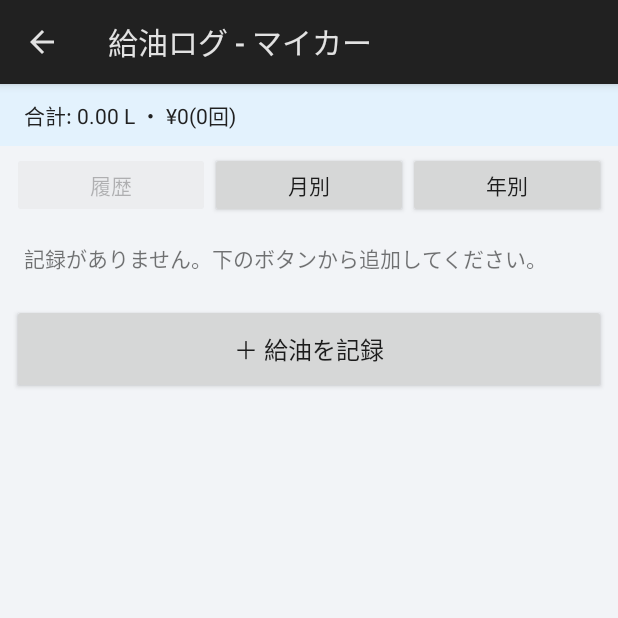
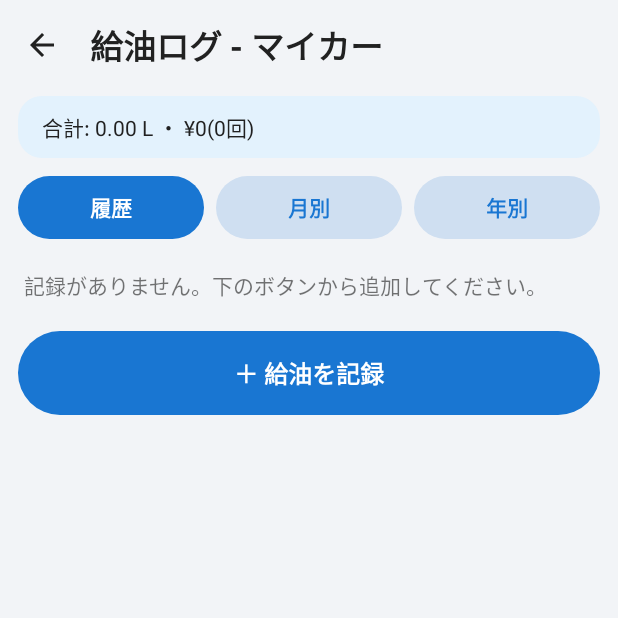
Before and after one commit to JunMuraKami/MyCarLog, an Android app: the screen it shows after launch (LogActivity), after a tap on "給油", on a phone screen of 412 x 824 dp, the top half of it. Run offline under Robolectric (Android 15) with nearby library versions, the phone set to English and light mode, and no system bars.

Commit message:
Modern flat UI: header without action bar, rounded cards, pill buttons
Co-Authored-By: Claude Sonnet 5.5 <noreply@anthropic.com>

```diff
--- a/app/src/main/java/jp/mycarlog/app/AppTheme.java
+++ b/app/src/main/java/jp/mycarlog/app/AppTheme.java
@@ -9,6 +9,10 @@ final class AppTheme {
         final String id, name;
         final boolean dark;
         final int bg, card, text, gray, red, orange, accent, accentBg, redBg, orangeBg, bar;
+
+        int onAccent() { return luminance(accent) > 0.6 ? 0xFF10151C : 0xFFFFFFFF; }
+
+        int tonal() { return blend(accent, bg, 0.16f); }
 
         Pal(String id, String name, boolean dark, int bg, int card, int text, int gray,
             int red, int orange, int accent, int accentBg, int redBg, int orangeBg, int bar) {
@@ -29,10 +33,22 @@ final class AppTheme {
         new Pal("green", "グリーン", false, 0xFFECF4ED, 0xFFFFFFFF, 0xFF1B2A1C, 0xFF566657,
                 0xFFD32F2F, 0xFFEF6C00, 0xFF2E7D32, 0xFFDCEFDD, 0xFFFDECEA, 0xFFFFF3E0, 0xFF2E7D32),
         new Pal("sport", "スポーツ", true, 0xFF14100F, 0xFF241B1A, 0xFFF2E9E7, 0xFFB09E9B,
-                0xFFFF5252, 0xFFFFB74D, 0xFFFF8A80, 0xFF3A1F1D, 0xFF3A1717, 0xFF352814, 0xFFB71C1C),
+                0xFFFF5252, 0xFFFFB74D, 0xFFE53935, 0xFF3A1F1D, 0xFF3A1717, 0xFF352814, 0xFFB71C1C),
     };
 
     private AppTheme() { }
+
+    static int blend(int a, int b, float t) {
+        return android.graphics.Color.rgb(
+                (int) (android.graphics.Color.red(a) * t + android.graphics.Color.red(b) * (1 - t)),
+                (int) (android.graphics.Color.green(a) * t + android.graphics.Color.green(b) * (1 - t)),
+                (int) (android.graphics.Color.blue(a) * t + android.graphics.Color.blue(b) * (1 - t)));
+    }
+
+    static double luminance(int c) {
+        return (0.299 * android.graphics.Color.red(c) + 0.587 * android.graphics.Color.green(c)
+                + 0.114 * android.graphics.Color.blue(c)) / 255.0;
+    }
 
     private static SharedPreferences sp(Context c) {
         return c.getSharedPreferences("ui", Context.MODE_PRIVATE);
--- a/app/src/main/java/jp/mycarlog/app/LogActivity.java
+++ b/app/src/main/java/jp/mycarlog/app/LogActivity.java
@@ -35,7 +35,6 @@ public class LogActivity extends ThemedActivity {
         mode = getIntent().getIntExtra(EXTRA_MODE, MODE_FUEL);
         store = new Store(this);
         setTitle((mode == MODE_FUEL ? "給油ログ" : "メンテナンスログ") + " - " + store.vehicle().name);
-        if (getActionBar() != null) getActionBar().setDisplayHomeAsUpEnabled(true);
         final int pad = dp(16);
 
         LinearLayout root = new LinearLayout(this);
@@ -45,9 +44,11 @@ public class LogActivity extends ThemedActivity {
         summary = new TextView(this);
         summary.setTextSize(14);
         summary.setPadding(pad, dp(10), pad, dp(10));
-        summary.setBackgroundColor(pal.accentBg);
+        summary.setBackground(shape(pal.accentBg, 16));
         summary.setTextColor(pal.text);
-        root.addView(summary);
+        LinearLayout.LayoutParams slp = new LinearLayout.LayoutParams(-1, -2);
+        slp.setMargins(dp(12), dp(4), dp(12), dp(4));
+        root.addView(summary, slp);
 
         if (mode == MODE_FUEL) {
             LinearLayout bar = new LinearLayout(this);
@@ -62,7 +63,9 @@ public class LogActivity extends ThemedActivity {
                     refresh();
                 });
                 tabs.add(tb);
-                bar.addView(tb, new LinearLayout.LayoutParams(0, dp(44), 1f));
+                LinearLayout.LayoutParams tlp = new LinearLayout.LayoutParams(0, dp(42), 1f);
+                tlp.setMargins(dp(4), dp(4), dp(4), dp(4));
+                bar.addView(tb, tlp);
             }
             root.addView(bar);
         }
@@ -105,14 +108,15 @@ public class LogActivity extends ThemedActivity {
         Button add = new Button(this);
         add.setText(mode == MODE_FUEL ? "＋ 給油を記録" : "＋ メンテナンスを記録");
         add.setTextSize(16);
+        pill(add, true);
         add.setOnClickListener(v -> {
             if (mode == MODE_FUEL) editFill(null); else editService(null);
         });
-        LinearLayout.LayoutParams lp = new LinearLayout.LayoutParams(-1, dp(60));
-        lp.setMargins(dp(8), dp(4), dp(8), dp(8));
+        LinearLayout.LayoutParams lp = new LinearLayout.LayoutParams(-1, dp(56));
+        lp.setMargins(dp(12), dp(4), dp(12), dp(12));
         root.addView(add, lp);
 
-        setContentView(root);
+        setContentView(screen(true, 0, null, null, root));
         refresh();
     }
 
@@ -127,7 +131,7 @@ public class LogActivity extends ThemedActivity {
     private void refresh() {
         shown.clear();
         if (mode == MODE_FUEL) {
-            for (int k = 0; k < tabs.size(); k++) tabs.get(k).setEnabled(k != view);
+            for (int k = 0; k < tabs.size(); k++) pill(tabs.get(k), k == view);
             if (view == 0) {
                 List<Fill> f = new ArrayList<>(store.fills);
                 Collections.reverse(f); // newest first
--- a/app/src/main/java/jp/mycarlog/app/MainActivity.java
+++ b/app/src/main/java/jp/mycarlog/app/MainActivity.java
@@ -36,7 +36,6 @@ public class MainActivity extends ThemedActivity {
 
         LinearLayout root = new LinearLayout(this);
         root.setOrientation(LinearLayout.VERTICAL);
-        root.setBackgroundColor(pal.bg);
 
         ScrollView sv = new ScrollView(this);
         content = new LinearLayout(this);
@@ -46,12 +45,17 @@ public class MainActivity extends ThemedActivity {
         root.addView(sv, new LinearLayout.LayoutParams(-1, 0, 1f));
 
         LinearLayout bar = new LinearLayout(this);
-        bar.setPadding(dp(8), dp(4), dp(8), dp(8));
-        bar.addView(navButton("給油", LogActivity.MODE_FUEL), new LinearLayout.LayoutParams(0, dp(64), 1f));
-        bar.addView(navButton("メンテナンス", LogActivity.MODE_SERVICE), new LinearLayout.LayoutParams(0, dp(64), 1f));
+        bar.setPadding(dp(12), dp(4), dp(12), dp(12));
+        LinearLayout.LayoutParams b1 = new LinearLayout.LayoutParams(0, dp(56), 1f);
+        b1.rightMargin = dp(6);
+        LinearLayout.LayoutParams b2 = new LinearLayout.LayoutParams(0, dp(56), 1f);
+        b2.leftMargin = dp(6);
+        bar.addView(navButton("給油", LogActivity.MODE_FUEL), b1);
+        bar.addView(navButton("メンテナンス", LogActivity.MODE_SERVICE), b2);
         root.addView(bar);
 
-        setContentView(root);
+        setContentView(screen(false, R.drawable.ic_settings, "設定",
+                () -> startActivity(new Intent(this, SettingsActivity.class)), root));
 
         if (Build.VERSION.SDK_INT >= 33
                 && checkSelfPermission(Manifest.permission.POST_NOTIFICATIONS) != PackageManager.PERMISSION_GRANTED)
@@ -71,7 +75,8 @@ public class MainActivity extends ThemedActivity {
     private Button navButton(String label, int mode) {
         Button btn = new Button(this);
         btn.setText(label);
-        btn.setTextSize(18);
+        btn.setTextSize(17);
+        pill(btn, true);
         btn.setOnClickListener(v -> openLog(mode));
         return btn;
     }
@@ -114,7 +119,7 @@ public class MainActivity extends ThemedActivity {
             GradientDrawable bg = new GradientDrawable();
             bg.setColor(pal.accentBg);
             bg.setStroke(dp(1), pal.accent);
-            bg.setCornerRadius(dp(10));
+            bg.setCornerRadius(dp(16));
             banner.setBackground(bg);
             TextView t = text("新しいバージョン " + upd.version + " があります", 15, pal.accent);
             t.setTypeface(Typeface.DEFAULT_BOLD);
@@ -135,7 +140,7 @@ public class MainActivity extends ThemedActivity {
             GradientDrawable bg = new GradientDrawable();
             bg.setColor(d.level == 2 ? pal.redBg : pal.orangeBg);
             bg.setStroke(dp(1), color);
-            bg.setCornerRadius(dp(10));
+            bg.setCornerRadius(dp(16));
             banner.setBackground(bg);
             TextView t = text(d.vehicle.name + "の" + d.s.label()
                     + (d.level == 2 ? "の期限が過ぎています" : "が近づいています"), 15, color);
@@ -255,11 +260,7 @@ public class MainActivity extends ThemedActivity {
         LinearLayout c = new LinearLayout(this);
         c.setOrientation(LinearLayout.VERTICAL);
         c.setPadding(dp(16), dp(14), dp(16), dp(16));
-        GradientDrawable bg = new GradientDrawable();
-        bg.setColor(pal.card);
-        bg.setCornerRadius(dp(12));
-        c.setBackground(bg);
-        c.setElevation(dp(2));
+        cardStyle(c, 20);
         c.setOnClickListener(v -> onTap.run());
         TextView t = text(title, 18, TEXT);
         t.setTypeface(Typeface.DEFAULT_BOLD);
--- a/app/src/main/java/jp/mycarlog/app/SettingsActivity.java
+++ b/app/src/main/java/jp/mycarlog/app/SettingsActivity.java
@@ -33,7 +33,6 @@ public class SettingsActivity extends ThemedActivity {
         super.onCreate(b);
         GRAY = pal.gray; TEXT = pal.text;
         setTitle("設定");
-        if (getActionBar() != null) getActionBar().setDisplayHomeAsUpEnabled(true);
 
         ScrollView sv = new ScrollView(this);
         sv.setBackgroundColor(pal.bg);
@@ -41,7 +40,7 @@ public class SettingsActivity extends ThemedActivity {
         content.setOrientation(LinearLayout.VERTICAL);
         content.setPadding(dp(12), dp(8), dp(12), dp(16));
         sv.addView(content);
-        setContentView(sv);
+        setContentView(screen(true, 0, null, null, sv));
         render();
     }
 
@@ -383,7 +382,7 @@ public class SettingsActivity extends ThemedActivity {
         r.setPadding(dp(16), dp(12), dp(16), dp(12));
         GradientDrawable bg = new GradientDrawable();
         bg.setColor(pal.card);
-        bg.setCornerRadius(dp(10));
+        bg.setCornerRadius(dp(16));
         r.setBackground(bg);
         r.setOnClickListener(v -> onTap.run());
         TextView t = new TextView(this);
@@ -407,8 +406,12 @@ public class SettingsActivity extends ThemedActivity {
     private void addButton(String label, Runnable onTap) {
         Button b = new Button(this);
         b.setText(label);
+        pill(b, false);
         b.setOnClickListener(v -> onTap.run());
-        content.addView(b, new LinearLayout.LayoutParams(-1, dp(52)));
+        LinearLayout.LayoutParams lp = new LinearLayout.LayoutParams(-1, dp(52));
+        lp.topMargin = dp(4);
+        lp.bottomMargin = dp(4);
+        content.addView(b, lp);
     }
 
     private LinearLayout dialogBox() {
--- a/app/src/main/java/jp/mycarlog/app/ThemedActivity.java
+++ b/app/src/main/java/jp/mycarlog/app/ThemedActivity.java
@@ -1,27 +1,106 @@
 package jp.mycarlog.app;
 
 import android.app.Activity;
+import android.content.res.ColorStateList;
 import android.graphics.Color;
-import android.graphics.drawable.ColorDrawable;
+import android.graphics.Typeface;
+import android.graphics.drawable.GradientDrawable;
+import android.graphics.drawable.RippleDrawable;
 import android.os.Bundle;
+import android.view.Gravity;
+import android.view.View;
+import android.widget.Button;
+import android.widget.ImageView;
+import android.widget.LinearLayout;
+import android.widget.TextView;
 
-/** Base activity: applies the selected colour theme and re-creates itself when it changes. */
+/** Base activity: applies the selected colour theme, draws the flat header and shared shapes. */
 abstract class ThemedActivity extends Activity {
     protected AppTheme.Pal pal;
 
     @Override protected void onCreate(Bundle b) {
         pal = AppTheme.current(this);
-        setTheme(pal.dark ? android.R.style.Theme_Material
-                : android.R.style.Theme_Material_Light_DarkActionBar);
+        setTheme(pal.dark ? android.R.style.Theme_Material_NoActionBar
+                : android.R.style.Theme_Material_Light_NoActionBar);
         super.onCreate(b);
-        if (getActionBar() != null) getActionBar().setBackgroundDrawable(new ColorDrawable(pal.bar));
-        getWindow().setStatusBarColor(Color.rgb(
-                (int) (Color.red(pal.bar) * 0.75), (int) (Color.green(pal.bar) * 0.75),
-                (int) (Color.blue(pal.bar) * 0.75)));
+        getWindow().setStatusBarColor(pal.bg);
+        getWindow().setNavigationBarColor(pal.bg);
+        if (!pal.dark)
+            getWindow().getDecorView().setSystemUiVisibility(
+                    View.SYSTEM_UI_FLAG_LIGHT_STATUS_BAR | View.SYSTEM_UI_FLAG_LIGHT_NAVIGATION_BAR);
     }
 
     @Override protected void onResume() {
         super.onResume();
         if (!AppTheme.current(this).id.equals(pal.id)) recreate();
     }
+
+    protected int px(int dp) { return (int) (dp * getResources().getDisplayMetrics().density); }
+
+    protected GradientDrawable shape(int color, int radiusDp) {
+        GradientDrawable g = new GradientDrawable();
+        g.setColor(color);
+        g.setCornerRadius(px(radiusDp));
+        return g;
+    }
+
+    /** Rounded card background (no shadow). */
+    protected void cardStyle(View v, int radiusDp) {
+        v.setBackground(shape(pal.card, radiusDp));
+        v.setElevation(0);
+    }
+
+    /** Pill-shaped button: filled with the accent colour, or tonal (tinted background). */
+    protected void pill(Button b, boolean filled) {
+        b.setAllCaps(false);
+        b.setTypeface(Typeface.DEFAULT_BOLD);
+        b.setTextColor(filled ? pal.onAccent() : pal.accent);
+        b.setBackground(new RippleDrawable(ColorStateList.valueOf(0x33808080),
+                shape(filled ? pal.accent : pal.tonal(), 100), null));
+        b.setStateListAnimator(null);
+        b.setElevation(0);
+    }
+
+    /** Whole screen: flat header (optional back arrow, title, optional action icon) above the body. */
+    protected LinearLayout screen(boolean back, int iconRes, String iconDesc, Runnable action, View body) {
+        LinearLayout root = new LinearLayout(this);
+        root.setOrientation(LinearLayout.VERTICAL);
+        root.setBackgroundColor(pal.bg);
+
+        LinearLayout bar = new LinearLayout(this);
+        bar.setGravity(Gravity.CENTER_VERTICAL);
+        bar.setPadding(px(back ? 4 : 16), px(4), px(8), px(4));
+        if (back) {
+            ImageView up = icon(R.drawable.ic_back, "戻る");
+            up.setOnClickListener(v -> finish());
+            bar.addView(up, new LinearLayout.LayoutParams(px(48), px(48)));
+        }
+        TextView title = new TextView(this);
+        title.setText(getTitle());
+        title.setTextSize(22);
+        title.setTypeface(Typeface.DEFAULT_BOLD);
+        title.setTextColor(pal.text);
+        title.setSingleLine(true);
+        title.setPadding(px(back ? 8 : 0), 0, 0, 0);
+        bar.addView(title, new LinearLayout.LayoutParams(0, -2, 1f));
+        if (iconRes != 0) {
+            ImageView act = icon(iconRes, iconDesc);
+            act.setOnClickListener(v -> action.run());
+            bar.addView(act, new LinearLayout.LayoutParams(px(48), px(48)));
+        }
+        root.addView(bar, new LinearLayout.LayoutParams(-1, px(60)));
+        root.addView(body, new LinearLayout.LayoutParams(-1, 0, 1f));
+        return root;
+    }
+
+    private ImageView icon(int res, String desc) {
+        ImageView i = new ImageView(this);
+        i.setImageResource(res);
+        i.setContentDescription(desc);
+        i.setColorFilter(pal.text);
+        i.setPadding(px(12), px(12), px(12), px(12));
+        i.setBackground(new RippleDrawable(ColorStateList.valueOf(0x33808080), null,
+                shape(Color.WHITE, 100)));
+        return i;
+    }
 }
--- /dev/null
+++ b/app/src/main/res/drawable/ic_back.xml
@@ -0,0 +1,10 @@
+<?xml version="1.0" encoding="utf-8"?>
+<vector xmlns:android="http://schemas.android.com/apk/res/android"
+    android:width="24dp"
+    android:height="24dp"
+    android:viewportWidth="24"
+    android:viewportHeight="24">
+    <path
+        android:fillColor="#FFFFFF"
+        android:pathData="M20,11H7.83l5.59,-5.59L12,4l-8,8 8,8 1.41,-1.41L7.83,13H20v-2z"/>
+</vector>
```
